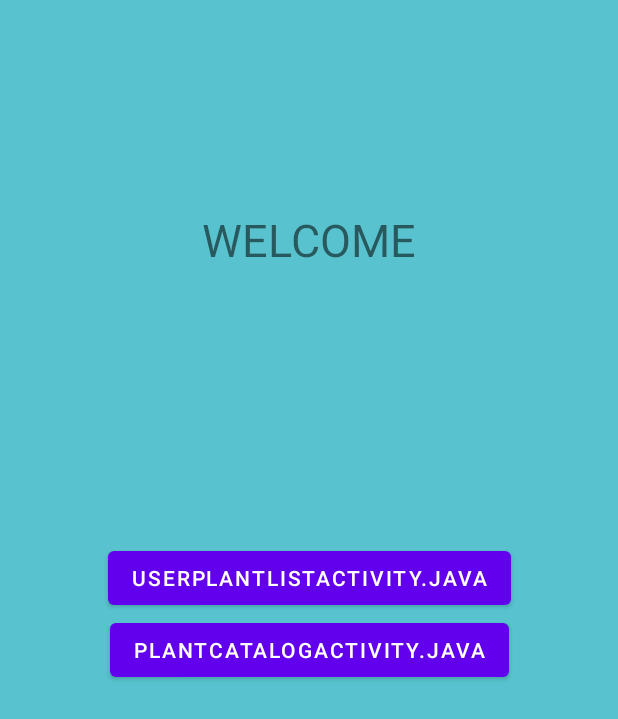
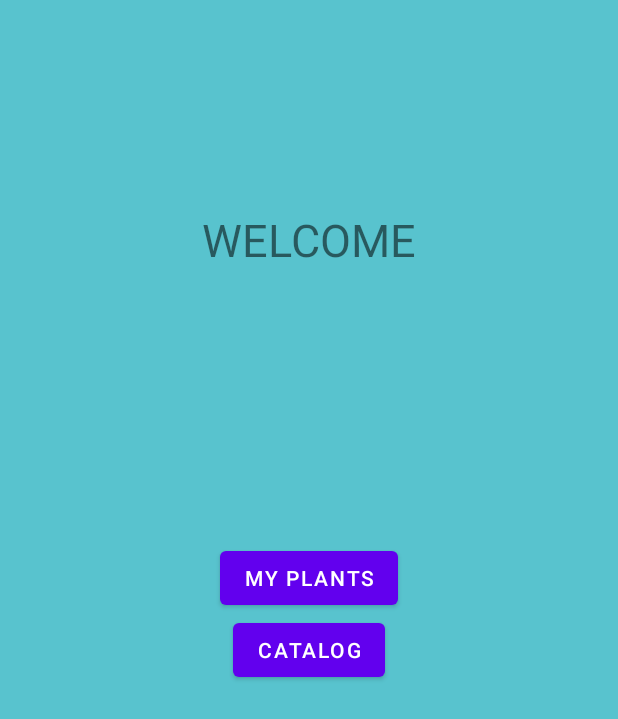
Before and after one commit to ItsKarlito/healthyleaves, an Android app: the screen it shows after launch once a user with an empty profile is signed in (HomeActivity), on a phone screen of 412 x 824 dp. Shown: the top 719 px of the screen. Run offline under Robolectric (Android 15) with nearby library versions, the phone set to English and light mode, and no system bars; our stand-ins replace Firebase (no records; nobody signed in at launch, a user with empty details on screens opened directly); 1 statement that could not run was skipped.

Commit message:
cleaned build

```diff
--- a/software/PlantMonitor/app/src/main/res/layout/activity_home.xml
+++ b/software/PlantMonitor/app/src/main/res/layout/activity_home.xml
@@ -23,7 +23,7 @@
         android:id="@+id/buttonGoToUserPlantsListActivity"
         android:layout_width="wrap_content"
         android:layout_height="wrap_content"
-        android:text="UserPlantListActivity.java"
+        android:text="My Plants"
         app:layout_constraintBottom_toBottomOf="parent"
         app:layout_constraintEnd_toEndOf="parent"
         app:layout_constraintStart_toStartOf="parent"
@@ -34,7 +34,7 @@
         android:id="@+id/buttonGoToPlantCatalogActivity"
         android:layout_width="wrap_content"
         android:layout_height="wrap_content"
-        android:text="PlantCatalogActivity.java"
+        android:text="Catalog"
         app:layout_constraintBottom_toBottomOf="parent"
         app:layout_constraintEnd_toEndOf="parent"
         app:layout_constraintStart_toStartOf="parent"
```
